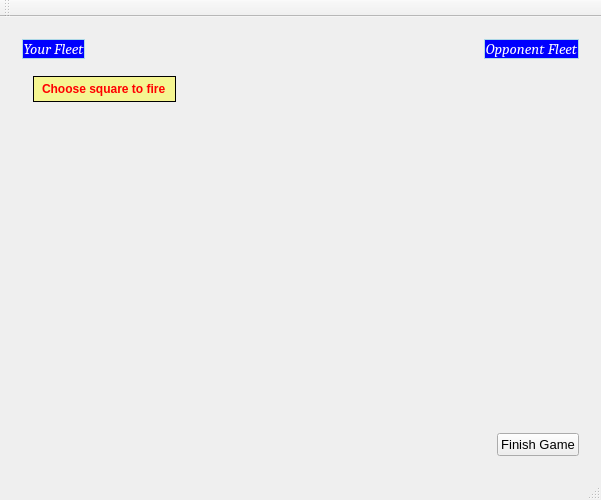
First picture: the form in BattleshipGame/mainwindow.ui, repository AndLvovSky/battleship-game, before the edit.
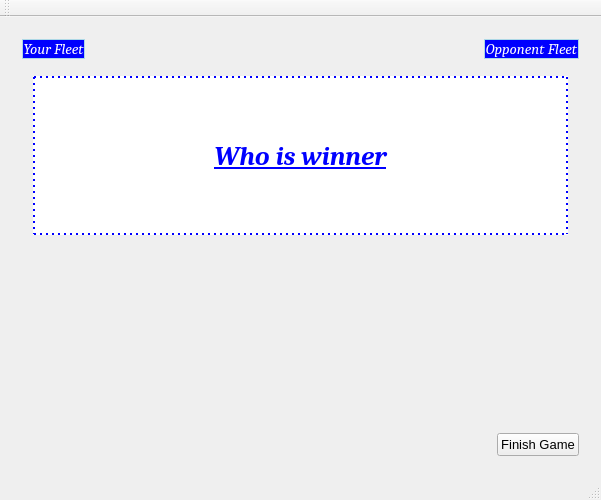
Second picture: the form after the edit. The open tabs and pages were chosen to show the change.

```diff
--- a/BattleshipGame/mainwindow.ui
+++ b/BattleshipGame/mainwindow.ui
@@ -259,7 +259,7 @@
         <item>
          <widget class="QStackedWidget" name="actionStackedWidget">
           <property name="currentIndex">
-           <number>1</number>
+           <number>2</number>
           </property>
           <widget class="QWidget" name="placePage">
            <layout class="QVBoxLayout" name="verticalLayout_7">
@@ -448,6 +448,33 @@
             </item>
            </layout>
           </widget>
+          <widget class="QWidget" name="winnerPage">
+           <layout class="QVBoxLayout" name="verticalLayout_9">
+            <item>
+             <widget class="QLabel" name="winnerLabel">
+              <property name="font">
+               <font>
+                <family>Cambria</family>
+                <pointsize>20</pointsize>
+                <weight>75</weight>
+                <italic>true</italic>
+                <bold>true</bold>
+                <underline>true</underline>
+               </font>
+              </property>
+              <property name="styleSheet">
+               <string notr="true">background: white; color: blue; border: 2px dotted blue; padding: 10px</string>
+              </property>
+              <property name="text">
+               <string>Who is winner</string>
+              </property>
+              <property name="alignment">
+               <set>Qt::AlignCenter</set>
+              </property>
+             </widget>
+            </item>
+           </layout>
+          </widget>
          </widget>
         </item>
         <item>
```
